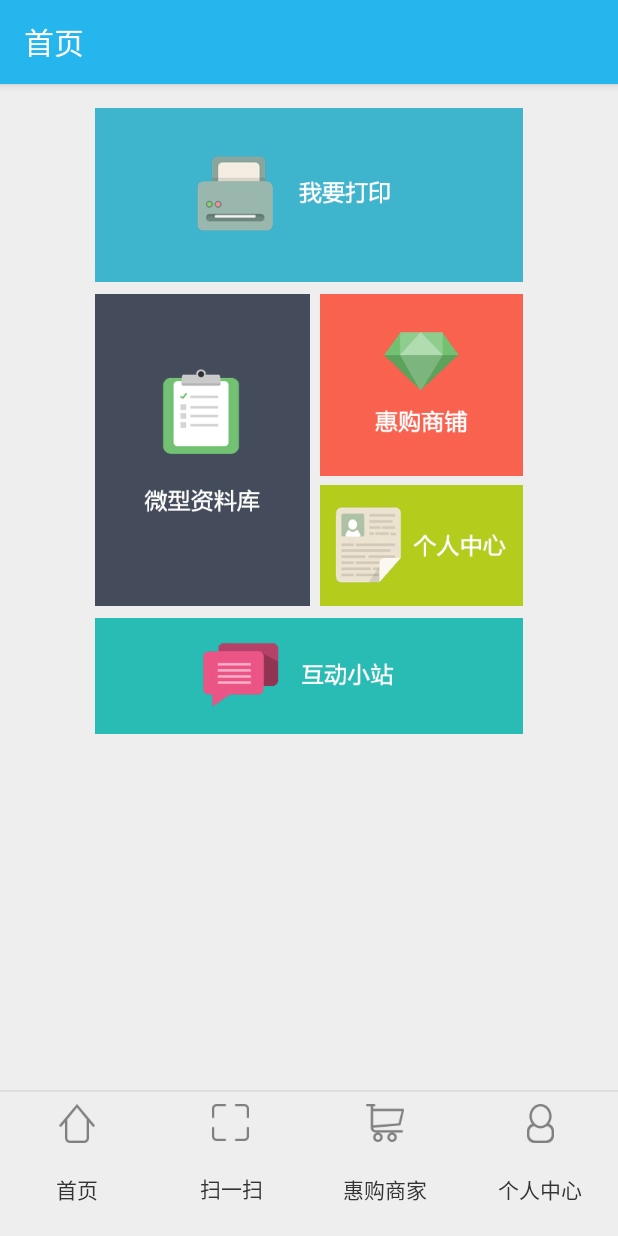
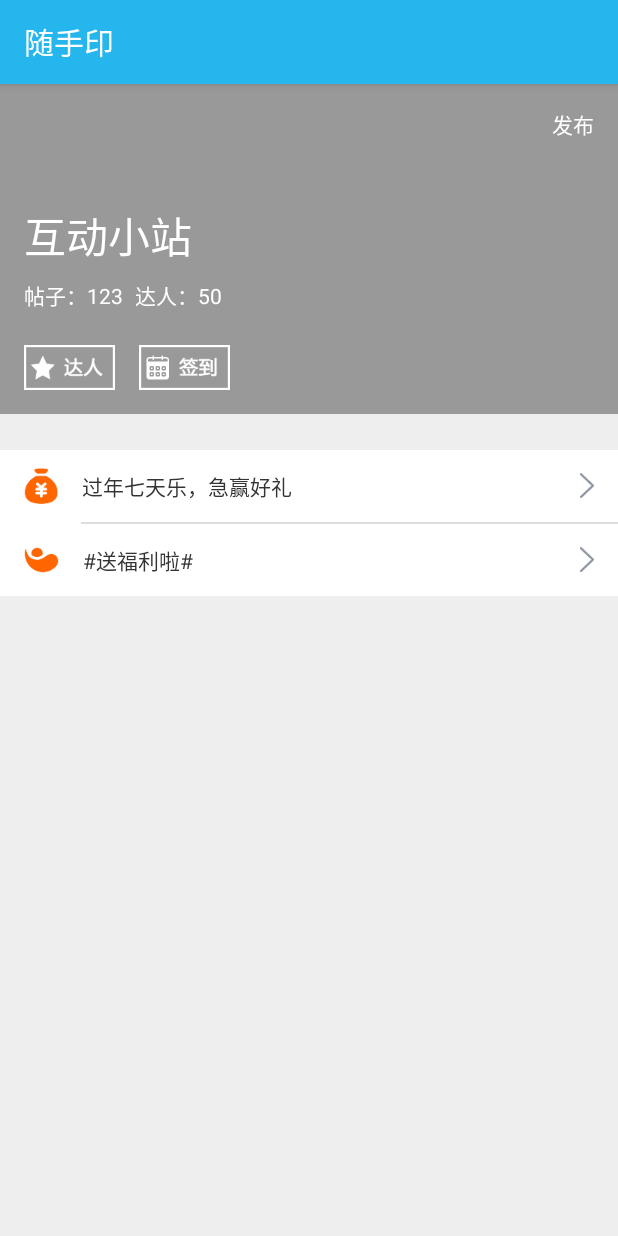
Before and after one commit to guobin1112/Yun_Android, an Android app: the screen it shows after launch (MainActivity before the commit, SocialActivity after it), after a tap on an icon or button, on a phone screen of 412 x 824 dp. Run offline under Robolectric (Android 15) with nearby library versions, the phone set to English and light mode, and no system bars.

Commit message:
social activity layout finish

```diff
--- a/app/src/main/AndroidManifest.xml
+++ b/app/src/main/AndroidManifest.xml
@@ -47,7 +47,9 @@
         <activity
             android:name=".Activity.RecommendActivity"
             android:label="推荐好友" />
-        <activity android:name=".Activity.PrintActivity"></activity>
+        <activity android:name=".Activity.PrintActivity" />
+        <activity android:name=".Activity.SocialActivity" />
+        <activity android:name=".Activity.SignInActivity"></activity>
     </application>
 
 </manifest>
--- a/app/src/main/java/com/yuncool/yun_android/Activity/DocumentDetailActivity.java
+++ b/app/src/main/java/com/yuncool/yun_android/Activity/DocumentDetailActivity.java
@@ -1,11 +1,10 @@
 package com.yuncool.yun_android.Activity;
 
 import android.os.Bundle;
-import android.support.v7.app.AppCompatActivity;
 
 import com.yuncool.yun_android.R;
 
-public class DocumentDetailActivity extends AppCompatActivity {
+public class DocumentDetailActivity extends BaseActivity {
 
     @Override
     protected void onCreate(Bundle savedInstanceState) {
--- a/app/src/main/java/com/yuncool/yun_android/Activity/FileUploadActivity.java
+++ b/app/src/main/java/com/yuncool/yun_android/Activity/FileUploadActivity.java
@@ -5,7 +5,7 @@ import android.support.v7.app.AppCompatActivity;
 
 import com.yuncool.yun_android.R;
 
-public class FileUploadActivity extends AppCompatActivity {
+public class FileUploadActivity extends BaseActivity {
 
     @Override
     protected void onCreate(Bundle savedInstanceState) {
--- a/app/src/main/java/com/yuncool/yun_android/Activity/MyDocumentActivity.java
+++ b/app/src/main/java/com/yuncool/yun_android/Activity/MyDocumentActivity.java
@@ -1,11 +1,10 @@
 package com.yuncool.yun_android.Activity;
 
 import android.os.Bundle;
-import android.support.v7.app.AppCompatActivity;
 
 import com.yuncool.yun_android.R;
 
-public class MyDocumentActivity extends AppCompatActivity {
+public class MyDocumentActivity extends BaseActivity {
 
     @Override
     protected void onCreate(Bundle savedInstanceState) {
--- a/app/src/main/java/com/yuncool/yun_android/Activity/PrintActivity.java
+++ b/app/src/main/java/com/yuncool/yun_android/Activity/PrintActivity.java
@@ -1,14 +1,13 @@
 package com.yuncool.yun_android.Activity;
 
 import android.os.Bundle;
-import android.support.v7.app.AppCompatActivity;
 import android.view.View;
 import android.widget.ImageButton;
 import android.widget.Toast;
 
 import com.yuncool.yun_android.R;
 
-public class PrintActivity extends AppCompatActivity implements View.OnClickListener {
+public class PrintActivity extends BaseActivity implements View.OnClickListener {
 
     private ImageButton ib_my_document, ib_scan_or_code, ib_up_load_files;
 
--- a/app/src/main/java/com/yuncool/yun_android/Activity/RechargeOnlineActivity.java
+++ b/app/src/main/java/com/yuncool/yun_android/Activity/RechargeOnlineActivity.java
@@ -1,11 +1,10 @@
 package com.yuncool.yun_android.Activity;
 
 import android.os.Bundle;
-import android.support.v7.app.AppCompatActivity;
 
 import com.yuncool.yun_android.R;
 
-public class RechargeOnlineActivity extends AppCompatActivity {
+public class RechargeOnlineActivity extends BaseActivity {
 
     @Override
     protected void onCreate(Bundle savedInstanceState) {
--- a/app/src/main/java/com/yuncool/yun_android/Activity/RecommendActivity.java
+++ b/app/src/main/java/com/yuncool/yun_android/Activity/RecommendActivity.java
@@ -1,11 +1,10 @@
 package com.yuncool.yun_android.Activity;
 
 import android.os.Bundle;
-import android.support.v7.app.AppCompatActivity;
 
 import com.yuncool.yun_android.R;
 
-public class RecommendActivity extends AppCompatActivity {
+public class RecommendActivity extends BaseActivity {
 
     @Override
     protected void onCreate(Bundle savedInstanceState) {
--- /dev/null
+++ b/app/src/main/java/com/yuncool/yun_android/Activity/SocialActivity.java
@@ -0,0 +1,84 @@
+package com.yuncool.yun_android.Activity;
+
+import android.content.Intent;
+import android.os.Bundle;
+import android.view.View;
+import android.widget.ImageButton;
+import android.widget.TextView;
+import android.widget.Toast;
+
+import com.yuncool.yun_android.R;
+
+public class SocialActivity extends BaseActivity implements View.OnClickListener {
+
+    private TextView tv_publish, tv_post_number, tv_talent_number;
+    private ImageButton ib_talent, ib_sign_in;
+
+    @Override
+    protected void onCreate(Bundle savedInstanceState) {
+        super.onCreate(savedInstanceState);
+        setContentView(R.layout.activity_social);
+
+        initData();
+        initView();
+        initEvent();
+    }
+
+    private void initData() {
+
+    }
+
+    private void initView() {
+
+        tv_publish = (TextView) findViewById(R.id.tv_publish);
+        tv_post_number = (TextView) findViewById(R.id.tv_post_number);
+        tv_talent_number = (TextView) findViewById(R.id.tv_talent_number);
+        ib_talent = (ImageButton) findViewById(R.id.ib_talent);
+        ib_sign_in = (ImageButton) findViewById(R.id.ib_sign_in);
+
+    }
+
+    private void initEvent() {
+
+        tv_publish.setOnClickListener(this);
+        ib_talent.setOnClickListener(this);
+        ib_sign_in.setOnClickListener(this);
+
+    }
+
+    @Override
+    public void onClick(View view) {
+
+        Intent intent;
+
+        switch (view.getId()) {
+            case R.id.tv_publish:
+
+                Toast.makeText(SocialActivity.this, "正在开发中", Toast.LENGTH_SHORT).show();
+
+                break;
+            case R.id.tv_post_number:
+
+                Toast.makeText(SocialActivity.this, "正在开发中", Toast.LENGTH_SHORT).show();
+
+                break;
+            case R.id.tv_talent_number:
+
+                Toast.makeText(SocialActivity.this, "正在开发中", Toast.LENGTH_SHORT).show();
+
+                break;
+            case R.id.ib_talent:
+
+                Toast.makeText(SocialActivity.this, "正在开发中", Toast.LENGTH_SHORT).show();
+
+                break;
+            case R.id.ib_sign_in:
+
+                Toast.makeText(SocialActivity.this, "正在开发中", Toast.LENGTH_SHORT).show();
+                intent = new Intent(SocialActivity.this, SignInActivity.class);
+                startActivity(intent);
+
+                break;
+        }
+    }
+}
--- a/app/src/main/java/com/yuncool/yun_android/Activity/UserInfoComplementActivity.java
+++ b/app/src/main/java/com/yuncool/yun_android/Activity/UserInfoComplementActivity.java
@@ -1,11 +1,10 @@
 package com.yuncool.yun_android.Activity;
 
 import android.os.Bundle;
-import android.support.v7.app.AppCompatActivity;
 
 import com.yuncool.yun_android.R;
 
-public class UserInfoComplementActivity extends AppCompatActivity {
+public class UserInfoComplementActivity extends BaseActivity {
 
     @Override
     protected void onCreate(Bundle savedInstanceState) {
--- a/app/src/main/java/com/yuncool/yun_android/Fragment/MainFragment.java
+++ b/app/src/main/java/com/yuncool/yun_android/Fragment/MainFragment.java
@@ -12,6 +12,7 @@ import android.widget.Toast;
 
 import com.yuncool.yun_android.Activity.MicroLibraryActivity;
 import com.yuncool.yun_android.Activity.PrintActivity;
+import com.yuncool.yun_android.Activity.SocialActivity;
 import com.yuncool.yun_android.R;
 
 /**
@@ -97,7 +98,8 @@ public class MainFragment extends BaseFragment implements View.OnClickListener {
                 break;
             case R.id.ib_social:
 
-                Toast.makeText(getActivity(), "正在开发中", Toast.LENGTH_SHORT).show();
+                intent = new Intent(getActivity(), SocialActivity.class);
+                startActivity(intent);
 
                 break;
         }
--- /dev/null
+++ b/app/src/main/res/layout/activity_social.xml
@@ -0,0 +1,131 @@
+<?xml version="1.0" encoding="utf-8"?>
+<LinearLayout xmlns:android="http://schemas.android.com/apk/res/android"
+    xmlns:tools="http://schemas.android.com/tools"
+    android:layout_width="match_parent"
+    android:layout_height="match_parent"
+    android:orientation="vertical"
+    tools:context="com.yuncool.yun_android.Activity.SocialActivity">
+
+    <RelativeLayout
+        android:layout_width="match_parent"
+        android:layout_height="220dp"
+        android:background="@color/colorTextHint">
+
+        <TextView
+            android:id="@+id/tv_publish"
+            android:layout_width="wrap_content"
+            android:layout_height="wrap_content"
+            android:layout_alignParentRight="true"
+            android:padding="@dimen/view_normal_space"
+            android:text="@string/social_publish"
+            android:textColor="@android:color/white"
+            android:textSize="@dimen/font_normal" />
+
+        <TextView
+            android:id="@+id/tv_social"
+            android:layout_width="wrap_content"
+            android:layout_height="wrap_content"
+            android:layout_marginLeft="@dimen/view_normal_space"
+            android:layout_marginTop="80dp"
+            android:text="@string/social_name"
+            android:textColor="@android:color/white"
+            android:textSize="28sp" />
+
+        <TextView
+            android:id="@+id/tv_post"
+            style="@style/DefaultTextStyle"
+            android:layout_width="wrap_content"
+            android:layout_height="wrap_content"
+            android:layout_alignLeft="@+id/tv_social"
+            android:layout_below="@+id/tv_social"
+            android:layout_marginTop="@dimen/view_small_space"
+            android:text="@string/social_post"
+            android:textColor="@android:color/white" />
+
+        <TextView
+            android:id="@+id/tv_post_number"
+            style="@style/DefaultTextStyle"
+            android:layout_width="wrap_content"
+            android:layout_height="wrap_content"
+            android:layout_alignBaseline="@id/tv_post"
+            android:layout_toRightOf="@id/tv_post"
+            android:text="123"
+            android:textColor="@android:color/white" />
+
+        <TextView
+            android:id="@+id/tv_talent"
+            style="@style/DefaultTextStyle"
+            android:layout_width="wrap_content"
+            android:layout_height="wrap_content"
+            android:layout_below="@+id/tv_social"
+            android:layout_marginLeft="@dimen/view_small_space"
+            android:layout_marginTop="@dimen/view_small_space"
+            android:layout_toRightOf="@id/tv_post_number"
+            android:text="@string/social_talent"
+            android:textColor="@android:color/white" />
+
+        <TextView
+            android:id="@+id/tv_talent_number"
+            style="@style/DefaultTextStyle"
+            android:layout_width="wrap_content"
+            android:layout_height="wrap_content"
+            android:layout_alignBaseline="@id/tv_post"
+            android:layout_toRightOf="@id/tv_talent"
+            android:text="50"
+            android:textColor="@android:color/white" />
+
+
+        <ImageButton
+            android:id="@+id/ib_talent"
+            android:layout_width="wrap_content"
+            android:layout_height="wrap_content"
+            android:layout_alignParentBottom="true"
+            android:layout_margin="@dimen/view_normal_space"
+            android:background="@null"
+            android:src="@drawable/talent" />
+
+
+        <ImageButton
+            android:id="@+id/ib_sign_in"
+            android:layout_width="wrap_content"
+            android:layout_height="wrap_content"
+            android:layout_alignParentBottom="true"
+            android:layout_marginBottom="@dimen/view_normal_space"
+            android:layout_toRightOf="@+id/ib_talent"
+            android:background="@null"
+            android:src="@drawable/sign" />
+
+
+    </RelativeLayout>
+
+    <LinearLayout
+        android:layout_width="match_parent"
+        android:layout_height="wrap_content"
+        android:layout_marginTop="@dimen/view_large_space"
+        android:background="@android:color/white"
+        android:orientation="vertical">
+
+        <TextView
+            android:id="@+id/tv_get_yun_money"
+            style="@style/InputWithLeftIconRightArrowStyle"
+            android:drawableLeft="@drawable/money"
+            android:text="过年七天乐，急赢好礼" />
+
+        <View style="@style/LineWithMarginLeftStyle" />
+
+        <TextView
+            android:id="@+id/tv_recharge_online"
+            style="@style/InputWithLeftIconRightArrowStyle"
+            android:drawableLeft="@drawable/recharge"
+            android:text="#送福利啦#" />
+    </LinearLayout>
+
+    <android.support.v7.widget.RecyclerView
+        android:layout_width="match_parent"
+        android:layout_height="wrap_content"
+        android:layout_marginTop="@dimen/view_large_space">
+
+    </android.support.v7.widget.RecyclerView>
+
+
+</LinearLayout>
--- a/app/src/main/res/layout/fragment_user_center.xml
+++ b/app/src/main/res/layout/fragment_user_center.xml
@@ -140,7 +140,7 @@
             android:id="@+id/tv_recharge_online"
             style="@style/InputWithLeftIconRightArrowStyle"
             android:drawableLeft="@drawable/recharge"
-            android:text="@string/user_center_get_yun_money" />
+            android:text="@string/user_center_recharge_online" />
     </LinearLayout>
 
     <View style="@style/LineStyle" />
--- a/app/src/main/res/values/strings.xml
+++ b/app/src/main/res/values/strings.xml
@@ -19,4 +19,9 @@
 
     <string name="micro_lib_search">搜索</string>
     <string name="micro_lib_yun_money">剩余云币：</string>
+
+    <string name="social_publish">发布</string>
+    <string name="social_name">互动小站</string>
+    <string name="social_post">帖子：</string>
+    <string name="social_talent">达人：</string>
 </resources>
```
Also changed, not shown: app/src/main/java/com/yuncool/yun_android/Activity/MicroLibraryActivity.java (+9 -2 lines), app/src/main/java/com/yuncool/yun_android/Activity/SignInActivity.java (added, +15 -0 lines), app/src/main/res/layout/activity_sign_in.xml (added, +12 -0 lines), app/src/main/res/drawable-xhdpi/sign.png (added), app/src/main/res/drawable-xhdpi/talent.png (added).
